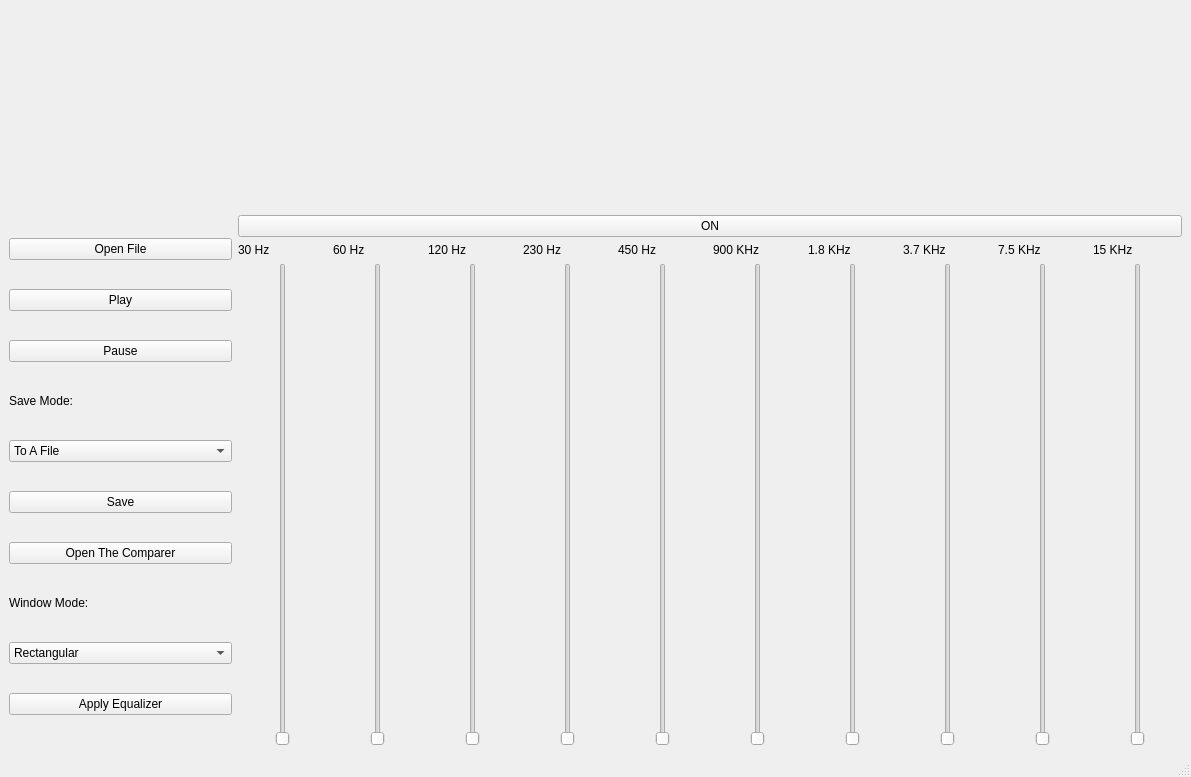
First picture: the form in UI.ui, repository ASquaredM/KawaiiDevs-Eq, before the edit.
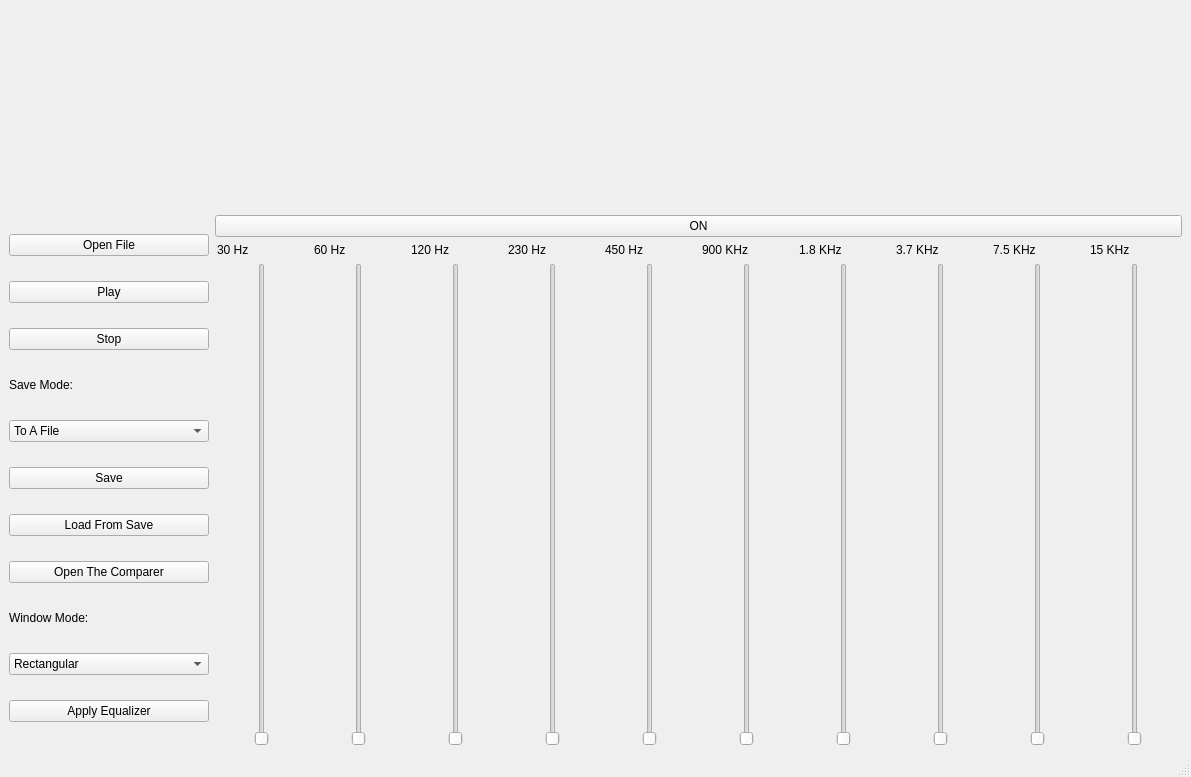
Second picture: the form after the edit. Custom widgets are drawn as their Qt base class.

Diff of the .ui file:
```diff
--- a/UI.ui
+++ b/UI.ui
@@ -40,6 +40,12 @@
          <layout class="QVBoxLayout" name="verticalLayout_3">
           <item>
            <widget class="QPushButton" name="OpenFileButton">
+            <property name="maximumSize">
+             <size>
+              <width>200</width>
+              <height>16777215</height>
+             </size>
+            </property>
             <property name="text">
              <string>Open File</string>
             </property>
@@ -47,15 +53,27 @@
           </item>
           <item>
            <widget class="QPushButton" name="PlayButton">
+            <property name="maximumSize">
+             <size>
+              <width>200</width>
+              <height>16777215</height>
+             </size>
+            </property>
             <property name="text">
              <string>Play</string>
             </property>
            </widget>
           </item>
           <item>
-           <widget class="QPushButton" name="PauseButton">
+           <widget class="QPushButton" name="StopButton">
+            <property name="maximumSize">
+             <size>
+              <width>200</width>
+              <height>16777215</height>
+             </size>
+            </property>
             <property name="text">
-             <string>Pause</string>
+             <string>Stop</string>
             </property>
            </widget>
           </item>
@@ -63,7 +81,7 @@
            <widget class="QLabel" name="label_12">
             <property name="maximumSize">
              <size>
-              <width>16777215</width>
+              <width>200</width>
               <height>20</height>
              </size>
             </property>
@@ -74,6 +92,12 @@
           </item>
           <item>
            <widget class="QComboBox" name="SaveMode">
+            <property name="maximumSize">
+             <size>
+              <width>200</width>
+              <height>16777215</height>
+             </size>
+            </property>
             <item>
              <property name="text">
               <string>To A File</string>
@@ -93,13 +117,38 @@
           </item>
           <item>
            <widget class="QPushButton" name="SaveButton">
+            <property name="maximumSize">
+             <size>
+              <width>200</width>
+              <height>16777215</height>
+             </size>
+            </property>
             <property name="text">
              <string>Save</string>
             </property>
            </widget>
           </item>
+          <item>
+           <widget class="QPushButton" name="LoadFromAQuickSaveButton">
+            <property name="maximumSize">
+             <size>
+              <width>200</width>
+              <height>16777215</height>
+             </size>
+            </property>
+            <property name="text">
+             <string>Load From Save</string>
+            </property>
+           </widget>
+          </item>
           <item>
            <widget class="QPushButton" name="CompareButton">
+            <property name="maximumSize">
+             <size>
+              <width>200</width>
+              <height>16777215</height>
+             </size>
+            </property>
             <property name="text">
              <string>Open The Comparer</string>
             </property>
@@ -109,7 +158,7 @@
            <widget class="QLabel" name="label_2">
             <property name="maximumSize">
              <size>
-              <width>16777215</width>
+              <width>200</width>
               <height>20</height>
              </size>
             </property>
@@ -120,6 +169,12 @@
           </item>
           <item>
            <widget class="QComboBox" name="WindowMode">
+            <property name="maximumSize">
+             <size>
+              <width>200</width>
+              <height>16777215</height>
+             </size>
+            </property>
             <item>
              <property name="text">
               <string>Rectangular</string>
@@ -139,6 +194,12 @@
           </item>
           <item>
            <widget class="QPushButton" name="ApplyEqualizerButton">
+            <property name="maximumSize">
+             <size>
+              <width>200</width>
+              <height>16777215</height>
+             </size>
+            </property>
             <property name="text">
              <string>Apply Equalizer</string>
             </property>
```
